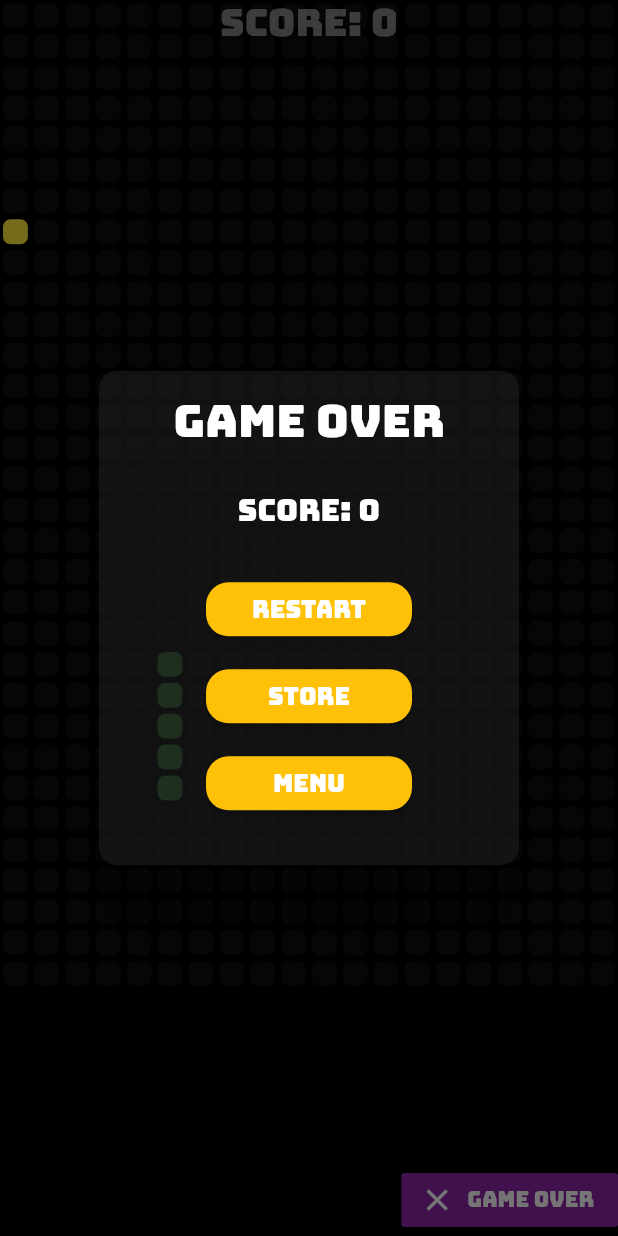
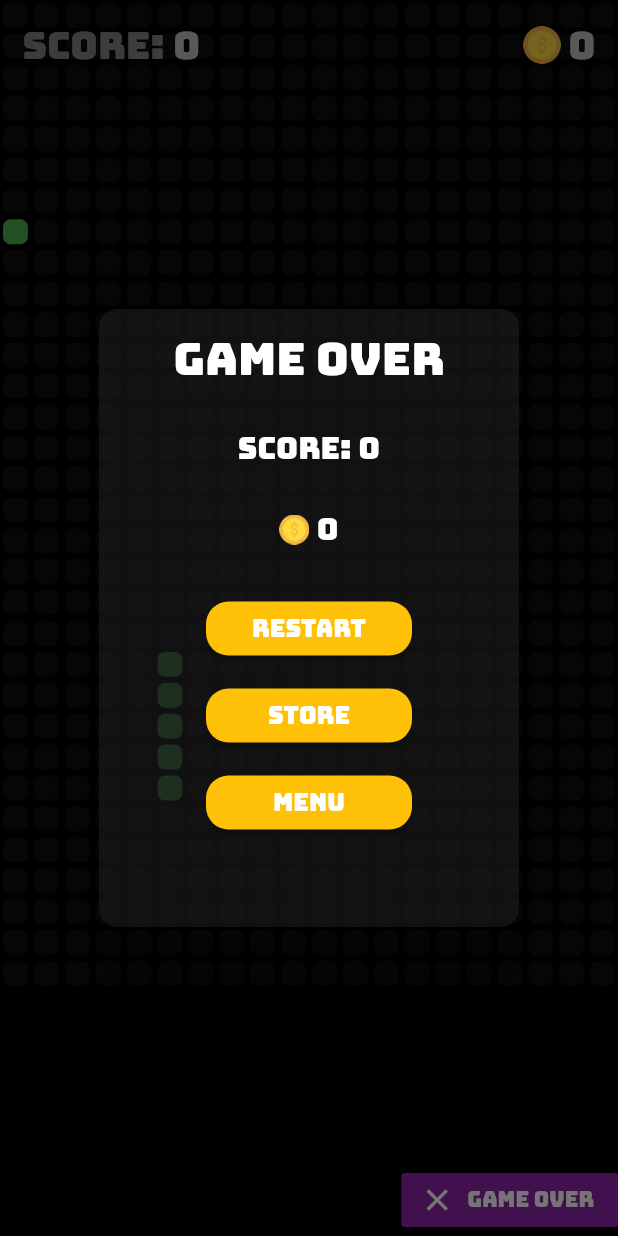
Before and after one commit to nickscamara/s-game, a Flutter app: the Game screen opened directly, after a tap on "Game Over", on a phone screen of 412 x 824 dp. Run offline on Flutter 3.47's test engine with Material 2 defaults, Android fonts, the phone set to English and light mode, and no system bars; our stand-ins replace shared_preferences; accounts and stored records are empty.

Commit message:
Nick: user passed to store and coins

```diff
--- a/lib/dialogs/win_dialog.dart
+++ b/lib/dialogs/win_dialog.dart
@@ -37,7 +37,7 @@ Dialog dialog = Dialog(
   shape: RoundedRectangleBorder(borderRadius: BorderRadius.circular(12.0)), //this right here
   child: Container(
     color: Colors.transparent,
-    height: MediaQuery.of(context).size.height / 2.5,
+    height: MediaQuery.of(context).size.height / 2,
     width: MediaQuery.of(context).size.width / 3,
 
     child: Column(
@@ -50,6 +50,17 @@ Dialog dialog = Dialog(
         Padding(
           padding: EdgeInsets.all(15.0),
           child: Text('Score: ${snake.score.toString()}', style: TextStyle(color: Colors.white,fontSize: 20),),
+        ),
+        Padding(
+          padding: EdgeInsets.all(15.0),
+          child: Row(
+            mainAxisAlignment: MainAxisAlignment.center,
+            children: <Widget>[
+              Image.asset("assets/img/singlecoin.png",width: 20,),
+              SizedBox(width: 5,),
+              Text('${snake.coins.toString()}', style: TextStyle(color: Colors.white,fontSize: 20),),
+            ],
+          ),
         ),
         Padding(padding: EdgeInsets.only(top: 10.0)),
         _button(context,"Restart", onRestart, Colors.amber),
--- a/lib/game.dart
+++ b/lib/game.dart
@@ -25,10 +25,12 @@ class _GameState extends State<Game> {
   // Initialize snake with positions, name, color and score of 0
   Snake snake;
   static var random;
+  static var randomCoin;
   List<Snake> bots =[];
   List<String> directions = ["up","down","left","right"];
   Timer timer;
   var food;
+  var coin;
   String currentPosition;
 
   @override
@@ -46,7 +48,7 @@ class _GameState extends State<Game> {
   startGame() {
     initializeSnake();
     initalizeRandoms();
-    initializeFood();
+    initializeItems();
     timer = Timer.periodic(Duration(milliseconds: 100), (timer) {
       updateGame();
       if (gameOver()) {
@@ -58,11 +60,12 @@ class _GameState extends State<Game> {
   }
   initalizeRandoms(){
     random = Random();
+    randomCoin = Random();
 
   }
-  initializeFood(){
+  initializeItems(){
     food = random.nextInt(foodRange);
-
+    coin = randomCoin.nextInt(foodRange);
   }
   restartGame()
   {
@@ -137,6 +140,9 @@ class _GameState extends State<Game> {
         name: "Snake 1",
         color: Colors.green,
         direction: "down",
+        coins: 0,
+        diamonds: 0,
+        price: 0,
         score: 0,
         positions: [45, 65, 85, 105, 125]);
   }
@@ -206,6 +212,9 @@ class _GameState extends State<Game> {
 
   generateNewFood() {
     food = random.nextInt(foodRange);
+  }
+  generateNewCoin() {
+    coin = randomCoin.nextInt(foodRange);
   }
 
   updateBots()
@@ -296,6 +305,10 @@ class _GameState extends State<Game> {
           break;
         default:
       }
+       if (snake.positions.last == coin) {
+         snake.coins += 50;
+         generateNewCoin();
+       }
       if (snake.positions.last == food) {
         snake.score += 20;
         generateNewFood();
@@ -340,6 +353,9 @@ class _GameState extends State<Game> {
                       } else if (food == index) {
                         return foodPart();
                       }
+                      else if (coin== index) {
+                        return coinPart();
+                      }
                       else {
                         for(var i = 0; i < bots.length; i++)
                         {
@@ -355,11 +371,15 @@ class _GameState extends State<Game> {
             ),
             Align(
               alignment: Alignment.topCenter,
-              child: Column(
-                children: <Widget>[
-                  _scoreWidget(),
-                //  _livesWidget(),
-                ],
+              child: Padding(
+                padding: const EdgeInsets.all(15.0),
+                child: Row(
+                  mainAxisAlignment: MainAxisAlignment.spaceBetween,
+                  children: <Widget>[
+                    _scoreWidget(),
+                    _coinsWidget(),
+                  ],
+                ),
               ),
             ),
             Align(
@@ -385,21 +405,28 @@ class _GameState extends State<Game> {
                       Text(
                         snake.score.toString(),
                         style: TextStyle(
-                            color: Colors.white.withOpacity(.5), fontSize: 25),
+                            color: Colors.white.withOpacity(.75), fontSize: 25),
                       ),
                     ],
                   );
   }
-  Widget _livesWidget()
+  Widget _coinsWidget()
   {
     return Row(
-      mainAxisAlignment: MainAxisAlignment.center,
-      children: List<Widget>.generate(maxHealth, (index){
-        return Image.asset("assets/img/filledheart.png",width: 35,color: Colors.red.withOpacity(.9));
-      })
-
-
-    );
+                    mainAxisAlignment: MainAxisAlignment.center,
+                    children: [
+                      Image.asset(
+                        "assets/img/singlecoin.png",
+                        width: 25,
+                      ),
+                      SizedBox(width: 5,),
+                      Text(
+                        snake.coins.toString(),
+                        style: TextStyle(
+                            color: Colors.white.withOpacity(.75), fontSize: 25),
+                      ),
+                    ],
+                  );
   }
 
   // Represents an empty board square
@@ -442,7 +469,19 @@ class _GameState extends State<Game> {
       child: Container(
         padding: EdgeInsets.all(2),
         decoration: BoxDecoration(
-            color: Colors.yellow, borderRadius: BorderRadius.circular(5)),
+            color: snake.color, borderRadius: BorderRadius.circular(5)),
+      ),
+    );
+  }
+  Widget coinPart() {
+    return Padding(
+      padding: const EdgeInsets.all(2.0),
+      child: Container(
+        padding: EdgeInsets.all(2),
+        child: Image.asset("assets/img/singlecoin.png"),
+        decoration: BoxDecoration(
+          color: Colors.yellow,
+             borderRadius: BorderRadius.circular(5)),
       ),
     );
   }
--- a/lib/model/snake.dart
+++ b/lib/model/snake.dart
@@ -4,11 +4,13 @@ class Snake{
   String id;
   List<int> positions;
   String name;
+  int coins;
+  int diamonds;
   Color color;
   String image;
   int score;
   int price;
   String direction; // "up", "down", "left", "right"
 
-  Snake({this.positions,this.color,this.name,this.score,this.direction,this.price,this.image,this.id});
+  Snake({this.positions,this.color,this.name,this.score,this.direction,this.price,this.image,this.id,this.coins,this.diamonds});
 }
--- a/lib/services/user_service.dart
+++ b/lib/services/user_service.dart
@@ -48,7 +48,7 @@ class UserService extends ChangeNotifier{
    {
      updateHighScore(snake.score);
    }
-   updateCoins(snake.score);
+   updateCoins(snake.coins);
    notifyListeners();
  }
 
```
Also changed, not shown: lib/store.dart (+25 -5 lines), assets/img/singlecoin.png (added).
